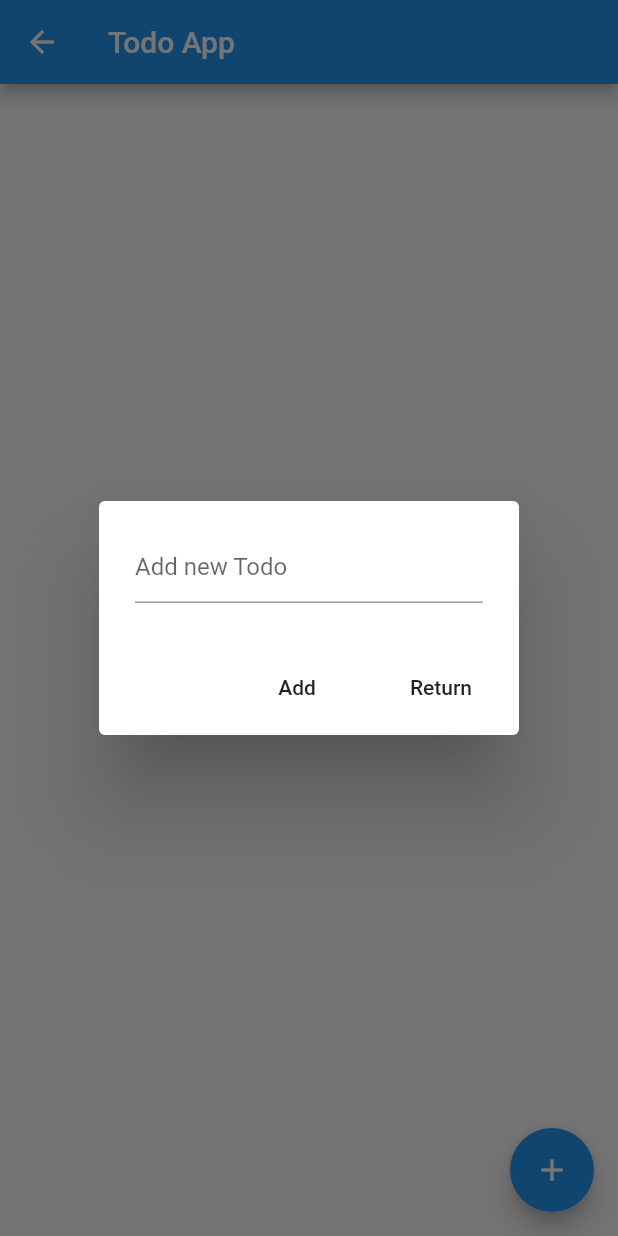
After one commit to juliamauri/dart_and_flutter, a Flutter app: the TodoListScreen screen opened by its route, after a tap on the "add" icon, on a phone screen of 412 x 824 dp. The commit adds this screen. Run offline on Flutter 3.47's test engine with Material 2 defaults, Android fonts, the phone set to English and light mode, and no system bars.

Commit message:
TodoListApp Done

```diff
--- a/flutter/exemples/lib/SongListApp/SongEditScreen.dart
+++ b/flutter/exemples/lib/SongListApp/SongEditScreen.dart
@@ -66,8 +66,6 @@ class _SongEditScreenState extends State<SongEditScreen> {
                     ),
                   ),
                   onPressed: () {
-                    FocusScope.of(context)
-                        .unfocus(); //Close the keyboard because cause rendering error returning at main screen
                     Navigator.of(context).pop(Song(_controllers[0].text,
                         _controllers[1].text, int.parse(_controllers[2].text)));
                   },
--- /dev/null
+++ b/flutter/exemples/lib/TodoListApp/TodoListScreen.dart
@@ -0,0 +1,168 @@
+import 'dart:convert';
+import 'dart:io';
+import 'package:flutter/material.dart';
+import 'package:path_provider/path_provider.dart';
+
+class TodoListScreen extends StatefulWidget {
+  @override
+  _TodoListScreenState createState() => _TodoListScreenState();
+}
+
+class _TodoListScreenState extends State<TodoListScreen> {
+  ScrollController _sController;
+  List<Todo> _todos;
+
+  @override
+  void initState() {
+    _sController = ScrollController();
+    _loadTodos();
+    super.initState();
+  }
+
+  Future<void> _loadTodos() async {
+    try {
+      Directory dir = await getApplicationDocumentsDirectory();
+      File file = File('${dir.path}/todo.json');
+      String filecontentes = await file.readAsStringSync();
+      var json = jsonDecode(filecontentes);
+      List<Todo> loaded = [];
+      for (var elem in json) loaded.add(Todo.fromJson(elem));
+      super.setState(() {
+        _todos = loaded;
+      });
+    } catch (e) {
+      super.setState(() {
+        _todos = [];
+      });
+      print('ERROR: error al llegir els todos json');
+    }
+  }
+
+  Future<void> _writeTodos() async {
+    Directory dir = await getApplicationDocumentsDirectory();
+    File file = File('${dir.path}/todo.json');
+    await file.writeAsString(jsonEncode(_todos));
+  }
+
+  @override
+  void setState(fn) {
+    super.setState(fn);
+    _writeTodos();
+  }
+
+  @override
+  Widget build(BuildContext context) {
+    return Scaffold(
+        appBar: AppBar(
+          title: Text('Todo App'),
+        ),
+        floatingActionButton: FloatingActionButton(
+          child: Icon(Icons.add),
+          onPressed: () {
+            TextEditingController _textFieldController =
+                TextEditingController();
+            showDialog(
+                context: context,
+                builder: (BuildContext context) {
+                  return AlertDialog(
+                    content: TextField(
+                      controller: _textFieldController,
+                      decoration: InputDecoration(hintText: "Add new Todo"),
+                    ),
+                    actions: <Widget>[
+                      FlatButton(
+                        child: Text('Add'),
+                        onPressed: () {
+                          if (_textFieldController.text.isNotEmpty) {
+                            setState(() {
+                              _todos
+                                  .add(Todo(_textFieldController.text, false));
+                            });
+                            Navigator.of(context).pop();
+                          }
+                        },
+                      ),
+                      FlatButton(
+                        child: Text("Return"),
+                        onPressed: () {
+                          Navigator.of(context).pop();
+                        },
+                      )
+                    ],
+                  );
+                });
+          },
+        ),
+        body: (_todos == null
+            ? Center(
+                child: CircularProgressIndicator(),
+              )
+            : ListView.separated(
+                controller: _sController,
+                scrollDirection: Axis.vertical,
+                separatorBuilder: (BuildContext context, int index) =>
+                    const Divider(),
+                itemCount: _todos.length,
+                itemBuilder: (BuildContext context, int index) => InkWell(
+                      onTap: () {
+                        setState(() {
+                          _todos[index].done = !_todos[index].done;
+                        });
+                      },
+                      onLongPress: () {
+                        showDialog(
+                            context: context,
+                            builder: (BuildContext context) {
+                              return AlertDialog(
+                                title: Text('Segur que vols eliminar el todo?'),
+                                actions: <Widget>[
+                                  FlatButton(
+                                      child: Text('Remove'),
+                                      onPressed: () {
+                                        setState(() {
+                                          _todos.removeAt(index);
+                                          Navigator.of(context).pop();
+                                        });
+                                      }),
+                                  FlatButton(
+                                    child: Text("Return"),
+                                    onPressed: () {
+                                      Navigator.of(context).pop();
+                                    },
+                                  )
+                                ],
+                              );
+                            });
+                      },
+                      child: ListTile(
+                        leading: Checkbox(
+                          value: _todos[index].done,
+                        ),
+                        title: Text(
+                          _todos[index].what,
+                          style: TextStyle(
+                            decoration: (_todos[index].done
+                                ? TextDecoration.lineThrough
+                                : TextDecoration.none),
+                          ),
+                        ),
+                      ),
+                    ),
+              )));
+  }
+}
+
+class Todo {
+  String what;
+  bool done;
+
+  Todo(this.what, this.done);
+  Todo.fromJson(Map<String, dynamic> json)
+      : what = json["what"],
+        done = json["done"];
+
+  Map<String, dynamic> toJson() => {
+        'what': what,
+        'done': done,
+      };
+}
--- a/flutter/exemples/lib/main.dart
+++ b/flutter/exemples/lib/main.dart
@@ -11,6 +11,7 @@ import 'ColorMatchApp/ColorMatchScreen.dart';
 import 'ColorMatchApp/ChooseColorScreen.dart';
 import 'CounterListApp/CounterListScreen.dart';
 import 'ConsultesApp/ConsulteScreen.dart';
+import 'TodoListApp/TodoListScreen.dart';
 
 void main() => runApp(MyApp());
 
@@ -39,6 +40,7 @@ class _MyAppState extends State<MyApp> {
       'Color Match App',
       'Counter List App',
       'Consultes App',
+      'Todo List App'
     ];
     _icons = [
       Icons.view_column,
@@ -50,6 +52,7 @@ class _MyAppState extends State<MyApp> {
       Icons.color_lens,
       Icons.computer,
       Icons.calendar_today,
+      Icons.check_box
     ];
     _routes = [
       '/L/CB',
@@ -61,6 +64,7 @@ class _MyAppState extends State<MyApp> {
       '/CM',
       '/CL',
       '/C',
+      '/TD'
     ];
 
     super.initState();
@@ -85,6 +89,7 @@ class _MyAppState extends State<MyApp> {
         '/CM/C' : (context) => ChooseColorScreen(),
         '/CL' : (context) => CounterListScreen(),
         '/C' : (context) => ConsultesScreen(),
+        '/TD' : (context) => TodoListScreen(),
       },
       home: Scaffold(
           appBar: AppBar(
```
Also changed, not shown: flutter/exemples/pubspec.yaml (+1 -51 lines), flutter/exemples/pubspec.lock.
